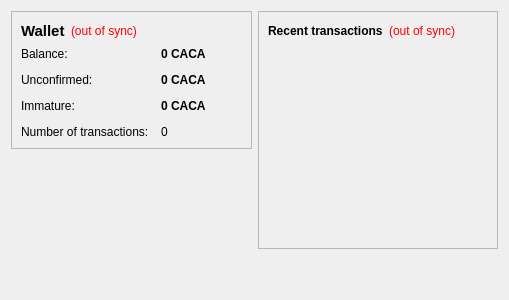
This is src/qt/forms/overviewpage.ui in cacaperro/cacaperro as Qt 5 draws it before an edit. The edited form follows.
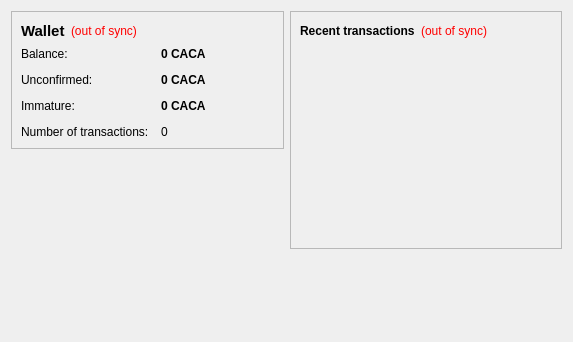
This is the edited form.

What changed in the file:
```diff
--- a/src/qt/forms/overviewpage.ui
+++ b/src/qt/forms/overviewpage.ui
@@ -2,7 +2,7 @@
 <ui version="4.0">
  <class>OverviewPage</class>
  <widget class="QWidget" name="OverviewPage">
-  <property name="CACAmetry">
+  <property name="geometry">
    <rect>
     <x>0</x>
     <y>0</y>
```
